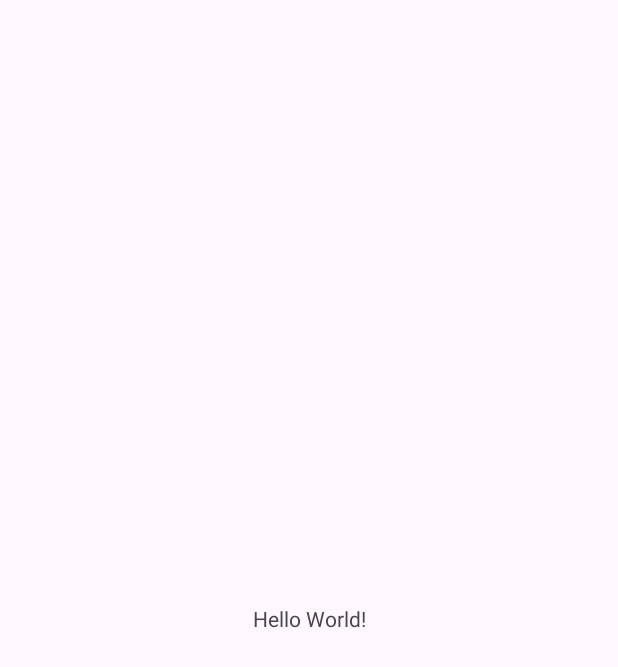
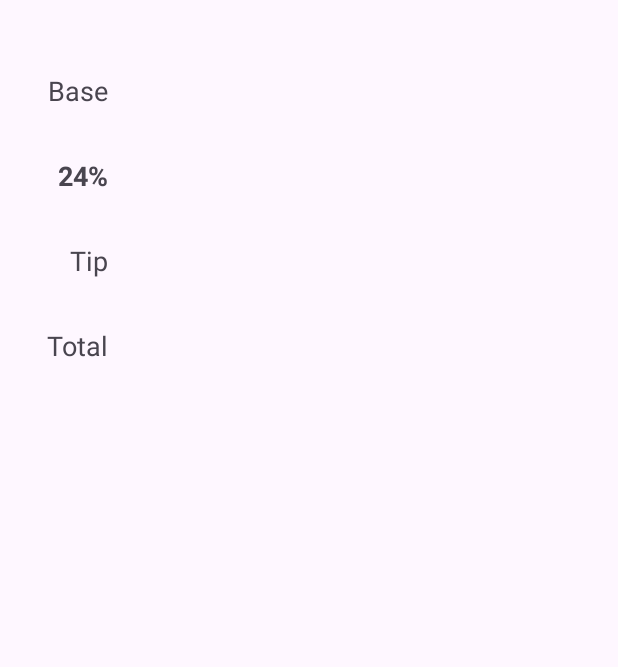
Before and after one commit to mushfiqurrahman-git/TipCalculator, an Android app: the screen it shows after launch (MainActivity), on a phone screen of 412 x 824 dp. Before the commit the part shown is almost empty. Shown: the top 667 px of the screen. Run offline under Robolectric (Android 15) with nearby library versions, the phone set to English and light mode, and no system bars.

Commit message:
xml textview setup

```diff
--- a/app/src/main/res/layout/activity_main.xml
+++ b/app/src/main/res/layout/activity_main.xml
@@ -8,12 +8,44 @@
     tools:context=".MainActivity">
 
     <TextView
+        android:id="@+id/tvBaseLabel"
         android:layout_width="wrap_content"
         android:layout_height="wrap_content"
-        android:text="Hello World!"
-        app:layout_constraintBottom_toBottomOf="parent"
-        app:layout_constraintEnd_toEndOf="parent"
+        android:layout_marginStart="32dp"
+        android:layout_marginTop="48dp"
+        android:text="Base"
+        android:textAppearance="@style/TextAppearance.AppCompat.Medium"
         app:layout_constraintStart_toStartOf="parent"
         app:layout_constraintTop_toTopOf="parent" />
 
+    <TextView
+        android:id="@+id/tvTipPercentLabel"
+        android:layout_width="wrap_content"
+        android:layout_height="wrap_content"
+        android:layout_marginTop="32dp"
+        android:text="24%"
+        android:textAppearance="@style/TextAppearance.AppCompat.Medium"
+        android:textStyle="bold"
+        app:layout_constraintEnd_toEndOf="@id/tvBaseLabel"
+        app:layout_constraintTop_toBottomOf="@+id/tvBaseLabel" />
+
+    <TextView
+        android:id="@+id/tvTipLabel"
+        android:layout_width="wrap_content"
+        android:layout_height="wrap_content"
+        android:layout_marginTop="32dp"
+        android:text="Tip"
+        android:textAppearance="@style/TextAppearance.AppCompat.Medium"
+        app:layout_constraintEnd_toEndOf="@id/tvBaseLabel"
+        app:layout_constraintTop_toBottomOf="@+id/tvTipPercentLabel" />
+
+    <TextView
+        android:id="@+id/tvTotalLabel"
+        android:layout_width="wrap_content"
+        android:layout_height="wrap_content"
+        android:layout_marginTop="32dp"
+        android:text="Total"
+        android:textAppearance="@style/TextAppearance.AppCompat.Medium"
+        app:layout_constraintEnd_toEndOf="@id/tvBaseLabel"
+        app:layout_constraintTop_toBottomOf="@+id/tvTipLabel" />
 </androidx.constraintlayout.widget.ConstraintLayout>
```
